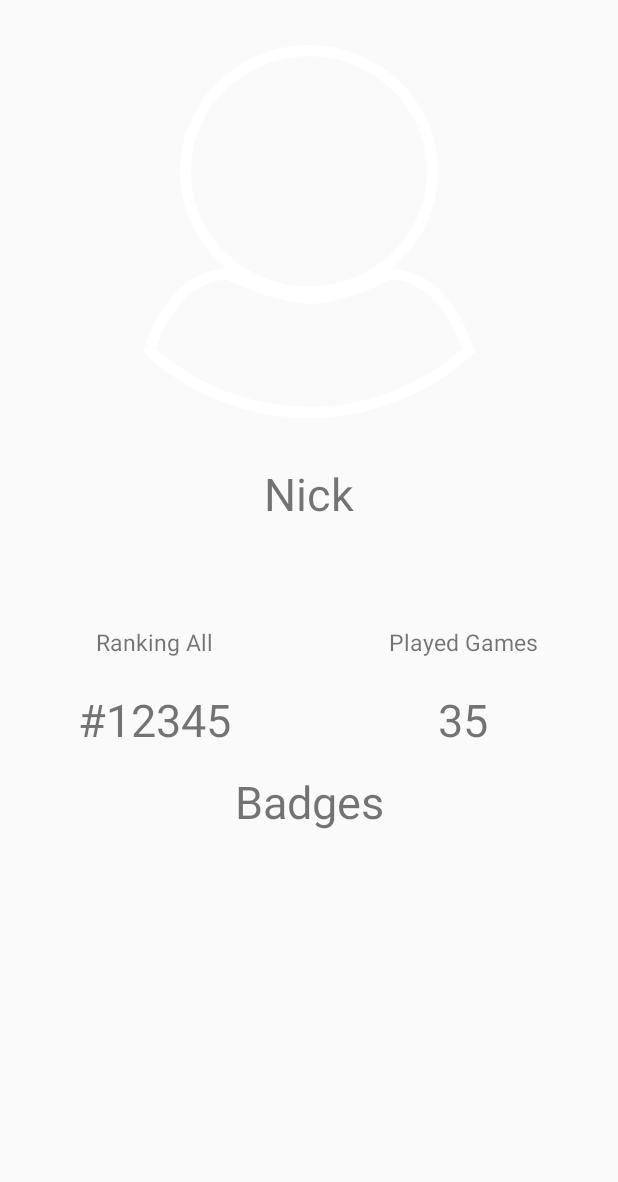
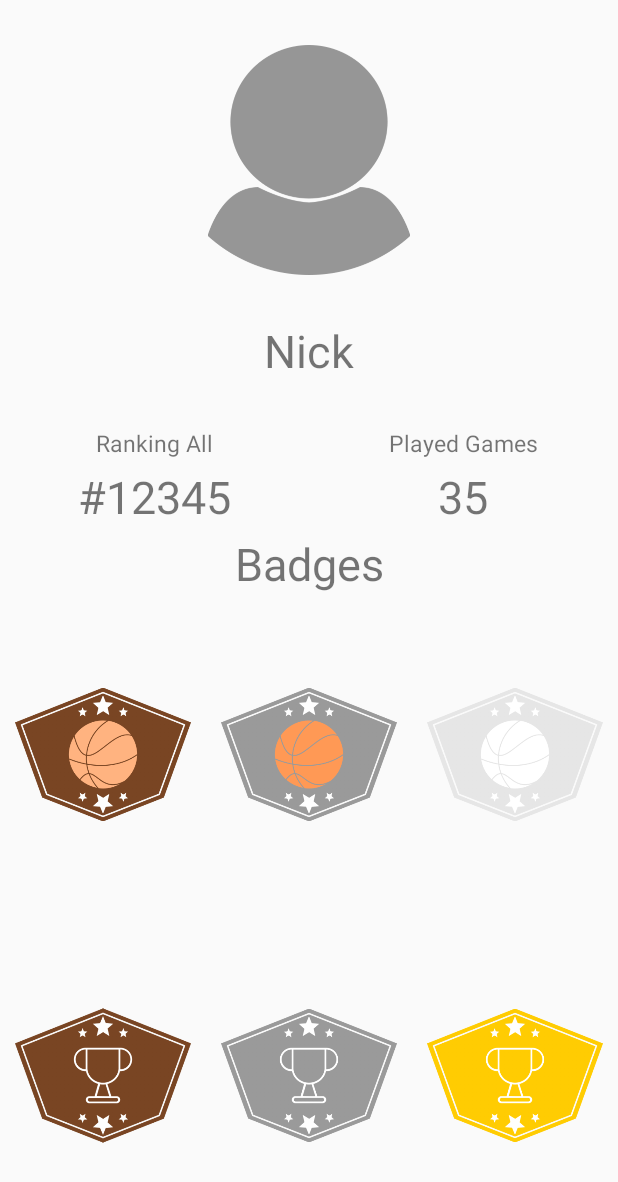
Before and after one commit to xenioPL/MDCG, an Android app: the layout profile_fragment.xml on its own in the app's theme, with its tools: preview values and no code run, on a phone screen of 412 x 824 dp. Shown: the top 1182 px of the screen. Run offline under Robolectric (Android 15) with nearby library versions, the phone set to English and light mode, and no system bars.

Commit message:
add graphics for badges in profile

```diff
--- a/app/src/main/java/com/basketball/mdgc/basketball/MainActivity.java
+++ b/app/src/main/java/com/basketball/mdgc/basketball/MainActivity.java
@@ -151,7 +151,7 @@ public class MainActivity extends AppCompatActivity {
             if(position == 1) return new RankingFragment();
             if(position == 2) return new SearchGameFragment();
             if(position == 3) return new Welcome_fragment();
-            if(position == 4) return new Welcome_fragment();
+            if(position == 4) return new Profile_Fragment();
             return null;
         }
         @Override
--- /dev/null
+++ b/app/src/main/java/com/basketball/mdgc/basketball/Profile_Fragment.java
@@ -0,0 +1,22 @@
+package com.basketball.mdgc.basketball;
+
+import android.os.Bundle;
+import android.support.annotation.NonNull;
+import android.support.annotation.Nullable;
+import android.support.v4.app.Fragment;
+import android.view.LayoutInflater;
+import android.view.View;
+import android.view.ViewGroup;
+
+public class Profile_Fragment extends Fragment {
+
+    View view;
+
+    @Nullable
+    @Override
+    public View onCreateView(@NonNull LayoutInflater inflater, @Nullable ViewGroup container, @Nullable Bundle savedInstanceState) {
+        view = inflater.inflate(R.layout.profile_fragment, container, false);
+
+        return view;
+    }
+}
--- a/app/src/main/res/layout/profile_fragment.xml
+++ b/app/src/main/res/layout/profile_fragment.xml
@@ -10,7 +10,7 @@
         android:layout_height="0dp"
         android:layout_weight="3"
         android:padding="30dp"
-        android:src="@drawable/awatar"
+        android:src="@drawable/awatargrey"
         android:layout_gravity="center"/>
 
     <!--NICK-->
@@ -88,18 +88,70 @@
     </LinearLayout>
 
     <!--Badges-->
+
+    <TextView
+        android:layout_width="match_parent"
+        android:layout_height="wrap_content"
+        android:text="Badges"
+        android:textSize="30dp"
+        android:gravity="center"/>
     <LinearLayout
         android:layout_width="match_parent"
         android:layout_height="0dp"
         android:layout_weight="3"
         android:orientation="horizontal">
 
-        <TextView
-            android:layout_width="match_parent"
-            android:layout_height="wrap_content"
-            android:text="Badges"
-            android:textSize="30dp"
-            android:gravity="center"/>
+        <ImageView
+            android:layout_width="0dp"
+            android:layout_weight="3"
+            android:layout_height="match_parent"
+            android:src="@drawable/badge_bronze_game"
+            android:padding="10dp"
+            />
+        <ImageView
+            android:layout_width="0dp"
+            android:layout_weight="3"
+            android:layout_height="match_parent"
+            android:src="@drawable/badge_silver_game"
+            android:padding="10dp"
+            />
+        <ImageView
+            android:layout_width="0dp"
+            android:layout_weight="3"
+            android:layout_height="match_parent"
+            android:src="@drawable/badge_locked_game"
+            android:padding="10dp"
+            />
+
+    </LinearLayout>
+
+    <LinearLayout
+        android:layout_width="match_parent"
+        android:layout_height="0dp"
+        android:layout_weight="3"
+        android:orientation="horizontal">
+
+        <ImageView
+            android:layout_width="0dp"
+            android:layout_weight="3"
+            android:layout_height="match_parent"
+            android:src="@drawable/badge_bronze_ranking"
+            android:padding="10dp"
+            />
+        <ImageView
+            android:layout_width="0dp"
+            android:layout_weight="3"
+            android:layout_height="match_parent"
+            android:src="@drawable/badge_silver_ranking"
+            android:padding="10dp"
+            />
+        <ImageView
+            android:layout_width="0dp"
+            android:layout_weight="3"
+            android:layout_height="match_parent"
+            android:src="@drawable/badge_gold_ranking"
+            android:padding="10dp"
+            />
 
     </LinearLayout>
 
```
Also changed, not shown: app/src/main/res/drawable/badge_bronze_game.png (added), app/src/main/res/drawable/badge_bronze_ranking.png (added), app/src/main/res/drawable/badge_gold_game.png (added), app/src/main/res/drawable/badge_gold_ranking.png (added), app/src/main/res/drawable/badge_locked_game.png (added), app/src/main/res/drawable/badge_locked_ranking.png (added), app/src/main/res/drawable/badge_silver_game.png (added), app/src/main/res/drawable/badge_silver_ranking.png (added), app/src/main/res/drawable/teamcontur.png.
